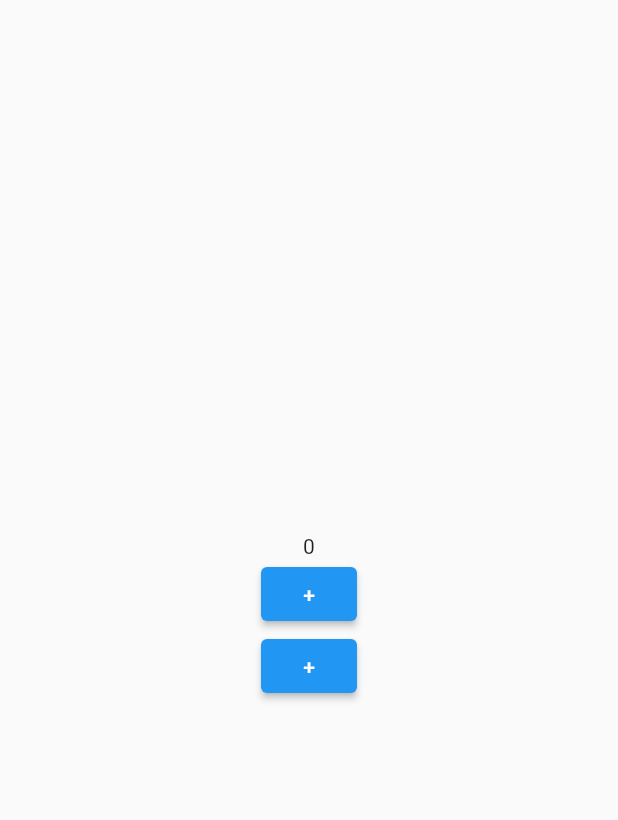
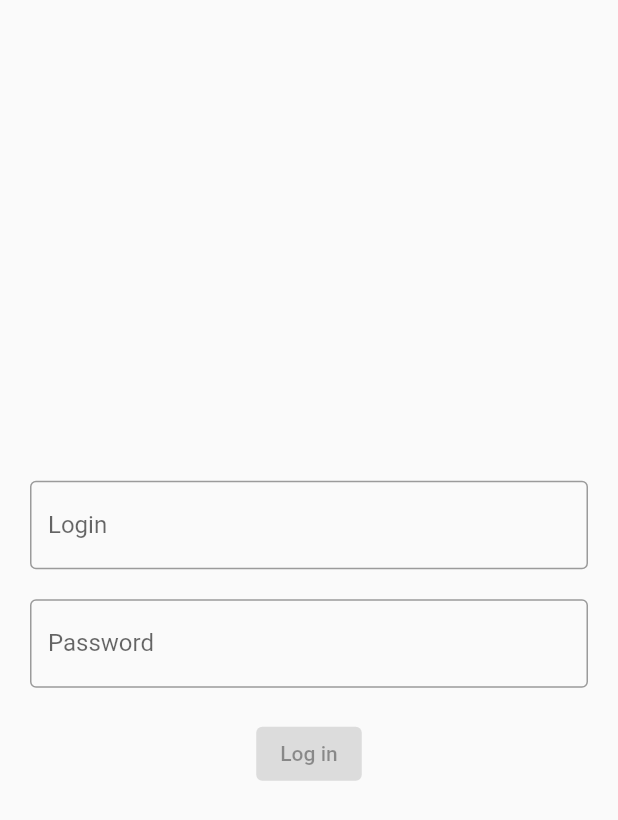
Before and after one commit to jstAga/startFlutter, a Flutter app: the screen it shows after launch, on a phone screen of 412 x 824 dp. Shown: the top 820 px of the screen. Run offline on Flutter 3.47's test engine with Material 2 defaults, Android fonts, the phone set to English and light mode, and no system bars; our stand-ins replace flutter_secure_storage, flutter_slidable, flutter_svg, hive, hive_flutter, shared_preferences and 1 more; accounts and stored records are empty.

Commit message:
mvvmCounter add auth logic, auth ui

```diff
--- a/lib/ui/main_navigation/main_navigation.dart
+++ b/lib/ui/main_navigation/main_navigation.dart
@@ -1,10 +1,10 @@
 import 'package:flutter/material.dart';
-import 'package:provider/provider.dart';
 import 'package:start_flutter/ui/geek_tech/2month/hw6m2/hw6m2.dart';
 import 'package:start_flutter/ui/geek_tech/2month/hw7m2/hw7m2.dart';
 import 'package:start_flutter/ui/geek_tech/5month/love_calculator/data/remote/entity/love_response.dart';
 import 'package:start_flutter/ui/geek_tech/5month/love_calculator/ui/widgets/home/love_home_widget.dart';
 import 'package:start_flutter/ui/geek_tech/5month/love_calculator/ui/widgets/result/love_result_widget.dart';
+import 'package:start_flutter/ui/others/mvvm_counter/ui/screens/mvvm_counter_auth/mvvm_counter_auth_widget.dart';
 import 'package:start_flutter/ui/others/telegram_settings/telegram_settings.dart';
 import 'package:start_flutter/ui/others/the_movie_db/ui/core/bases/base_providers.dart';
 import 'package:start_flutter/ui/others/the_movie_db/ui/widgets/auth/auth_model.dart';
@@ -18,8 +18,6 @@ import 'package:start_flutter/ui/others/todo_list/ui/group_form/group_form_widge
 import 'package:start_flutter/ui/others/todo_list/ui/groups/groups_widget.dart';
 import 'package:start_flutter/ui/others/todo_list/ui/task_from/task_form_widget.dart';
 import 'package:start_flutter/ui/others/todo_list/ui/tasks/tasks_widget.dart';
-import 'package:start_flutter/ui/others/mvvm_counter/ui/mvvm_counter/mvvm_counter_view_model.dart';
-import 'package:start_flutter/ui/others/mvvm_counter/ui/mvvm_counter/mvvm_counter_widget.dart';
 import 'package:start_flutter/ui/others/work_with_hive/ui/work_with_hive_widget.dart';
 
 abstract class MainNavigationRoutesNames {
@@ -86,8 +84,7 @@ class MainNavigation {
     MainNavigationRoutesNames.workWithHttp: (context) =>
         const WorkWithHiveWidget(),
     //workWithHttp
-    MainNavigationRoutesNames.mvvmCounter: (context) => ChangeNotifierProvider(
-        create: (_) => MvvmCounterViewModel(), child: MvvmCounterWidget()),
+    MainNavigationRoutesNames.mvvmCounter: (context) => MvvmCounterAuthWidget.create(),
   };
 
   Route<Object>? onGenerateRoute(RouteSettings settings) {
--- /dev/null
+++ b/lib/ui/others/mvvm_counter/ui/data_providers/auth_api_data_provider/auth_api_provider.dart
@@ -0,0 +1,14 @@
+class AuthApiProvider {
+  Future<String> auth(String login, String password) async {
+    final isSuccess = login == "admin" && password == "admin";
+    if (isSuccess) {
+      return "qweqweqweqweqwljknfsjdk";
+    } else {
+      throw AuthApiProviderIncorrectLoginDataError;
+    }
+  }
+
+  Future<void> logout() async {}
+}
+
+class AuthApiProviderIncorrectLoginDataError {}
--- a/lib/ui/others/mvvm_counter/ui/data_providers/user_data_provider/user_data_provider.dart
+++ b/lib/ui/others/mvvm_counter/ui/data_providers/user_data_provider/user_data_provider.dart
@@ -2,15 +2,15 @@ import 'package:shared_preferences/shared_preferences.dart';
 import 'package:start_flutter/ui/others/mvvm_counter/ui/entity/user/user.dart';
 
 class UserDataProvider {
-  final  pref =SharedPreferences.getInstance();
+  final  _pref =SharedPreferences.getInstance();
   var user = User(age: 0);
 
   Future<User> loadUser() async {
-    final age = (await pref).getInt("val") ?? 0;
+    final age = (await _pref).getInt("val") ?? 0;
     return User(age: age);
   }
 
   Future<void> saveUser(User user) async {
-    (await pref).setInt("val", user.age);
+    (await _pref).setInt("val", user.age);
   }
 }
--- a/lib/ui/others/mvvm_counter/ui/mvvm_counter/mvvm_counter_view_model.dart
+++ b/lib/ui/others/mvvm_counter/ui/screens/mvvm_counter/mvvm_counter_view_model.dart
@@ -1,5 +1,5 @@
 import 'package:flutter/cupertino.dart';
-import 'package:start_flutter/ui/others/mvvm_counter/ui/mvvm_counter/repository/mvvm_counter_repository.dart';
+import 'package:start_flutter/ui/others/mvvm_counter/ui/screens/mvvm_counter/repository/mvvm_counter_repository.dart';
 
 class MvvmCounterViewModelState {
   final String ageTitle;
--- /dev/null
+++ b/lib/ui/others/mvvm_counter/ui/screens/mvvm_counter_auth/mvvm_counter_auth_repository/mvvm_counter_auth_repository.dart
@@ -0,0 +1,21 @@
+import 'package:start_flutter/ui/others/mvvm_counter/ui/data_providers/auth_api_data_provider/auth_api_provider.dart';
+import 'package:start_flutter/ui/others/mvvm_counter/ui/data_providers/session_data_provider/session_data_provider.dart';
+
+class MvvmCounterAuthRepository {
+  final _sessionDataProvider = SessionDataProvider();
+  final _authApiProvider = AuthApiProvider();
+
+  Future<bool> checkAuth() async {
+    final apiKey = await _sessionDataProvider.apiKey();
+    return apiKey != null;
+  }
+
+  Future<void> auth(String login, String password) async {
+    final apiKey = await _authApiProvider.auth(login, password);
+    await _sessionDataProvider.saveApiKey(apiKey);
+  }
+
+  Future<void> logout() async {
+    await _sessionDataProvider.clearApiKey();
+  }
+}
--- /dev/null
+++ b/lib/ui/others/mvvm_counter/ui/screens/mvvm_counter_auth/mvvm_counter_auth_view_model.dart
@@ -0,0 +1,68 @@
+import 'package:flutter/material.dart';
+import 'package:start_flutter/ui/others/mvvm_counter/ui/data_providers/auth_api_data_provider/auth_api_provider.dart';
+import 'package:start_flutter/ui/others/mvvm_counter/ui/screens/mvvm_counter_auth/mvvm_counter_auth_repository/mvvm_counter_auth_repository.dart';
+
+enum MvvmCounterAuthButtonState { canSubmit, authInProcess, disabled }
+
+class MvvmCounterAuthViewModelState {
+  final String authErrorTitle;
+  final String login;
+  final String password;
+  final MvvmCounterAuthButtonState authButtonState;
+
+  MvvmCounterAuthViewModelState({
+    this.authErrorTitle = "",
+    this.login = "",
+    this.password = "",
+    this.authButtonState = MvvmCounterAuthButtonState.disabled,
+  });
+
+  MvvmCounterAuthViewModelState copyWith({
+    String? authErrorTitle,
+    String? login,
+    String? password,
+    MvvmCounterAuthButtonState? authButtonState,
+    bool? isAuthInProcess,
+  }) {
+    return MvvmCounterAuthViewModelState(
+      authErrorTitle: authErrorTitle ?? this.authErrorTitle,
+      login: login ?? this.login,
+      password: password ?? this.password,
+      authButtonState: authButtonState ?? this.authButtonState,
+    );
+  }
+}
+
+class MvvmCounterAuthViewModel extends ChangeNotifier {
+  final repository = MvvmCounterAuthRepository();
+  var _state = MvvmCounterAuthViewModelState();
+
+  MvvmCounterAuthViewModelState get state => _state;
+
+  void changeLogin(String value) {
+    if (_state.login == value) return;
+    _state.copyWith(login: value);
+    notifyListeners();
+  }
+
+  void changePassword(String value) {
+    if (_state.password == value) return;
+    _state.copyWith(password: value);
+    notifyListeners();
+  }
+
+  Future<void> onAuthButtonPressed() async {
+    final login = _state.login;
+    final password = _state.password;
+    if (login.isEmpty || password.isEmpty) return;
+    try {
+      await repository.auth(login, password);
+    } on AuthApiProviderIncorrectLoginDataError {
+      _state = _state.copyWith(authErrorTitle: "Incorrect login or password");
+    } catch (e) {
+      _state = _state.copyWith(authErrorTitle: "Unknown error");
+    } finally {
+      notifyListeners();
+    }
+  }
+}
--- /dev/null
+++ b/lib/ui/others/mvvm_counter/ui/screens/mvvm_counter_auth/mvvm_counter_auth_widget.dart
@@ -0,0 +1,93 @@
+import 'package:flutter/material.dart';
+import 'package:provider/provider.dart';
+import 'package:start_flutter/ui/others/mvvm_counter/ui/screens/mvvm_counter_auth/mvvm_counter_auth_view_model.dart';
+
+class MvvmCounterAuthWidget extends StatelessWidget {
+  const MvvmCounterAuthWidget({super.key});
+
+  static Widget create() {
+    return ChangeNotifierProvider(
+        create: (_) => MvvmCounterAuthViewModel(),
+        child: const MvvmCounterAuthWidget());
+  }
+
+  @override
+  Widget build(BuildContext context) {
+    return const Scaffold(
+      body: SafeArea(
+          child: Padding(
+        padding: EdgeInsets.all(20),
+        child: Center(
+          child: Column(
+            mainAxisAlignment: MainAxisAlignment.center,
+            children: [
+              _ErrorTitle(),
+              _Login(),
+              SizedBox(height: 20),
+              _Password(),
+              SizedBox(height: 20),
+              _AuthButton(),
+            ],
+          ),
+        ),
+      )),
+    );
+  }
+}
+
+class _AuthButton extends StatelessWidget {
+  const _AuthButton();
+
+  @override
+  Widget build(BuildContext context) {
+    final viewModel = context.read<MvvmCounterAuthViewModel>();
+    final authButtonState = context.select(
+        (MvvmCounterAuthViewModel value) => value.state.authButtonState);
+    final onPressed = authButtonState == MvvmCounterAuthButtonState.canSubmit
+        ? viewModel.onAuthButtonPressed
+        : null;
+    final child = authButtonState == MvvmCounterAuthButtonState.authInProcess
+        ? const CircularProgressIndicator()
+        : const Text("Log in");
+    return ElevatedButton(onPressed: onPressed, child: child);
+  }
+}
+
+class _ErrorTitle extends StatelessWidget {
+  const _ErrorTitle();
+
+  @override
+  Widget build(BuildContext context) {
+    final authErrorTitle = context
+        .select((MvvmCounterAuthViewModel value) => value.state.authErrorTitle);
+    return Text(authErrorTitle,
+        style: const TextStyle(color: Colors.red, fontSize: 20));
+  }
+}
+
+class _Password extends StatelessWidget {
+  const _Password();
+  @override
+  Widget build(BuildContext context) {
+    final viewModel = context.read<MvvmCounterAuthViewModel>();
+    return TextField(
+      decoration: const InputDecoration(
+          label: Text("Password"), border: OutlineInputBorder()),
+      onChanged: viewModel.changePassword,
+    );
+  }
+}
+
+class _Login extends StatelessWidget {
+  const _Login();
+
+  @override
+  Widget build(BuildContext context) {
+    final viewModel = context.read<MvvmCounterAuthViewModel>();
+    return TextField(
+      decoration: const InputDecoration(
+          label: Text("Login"), border: OutlineInputBorder()),
+      onChanged: viewModel.changeLogin,
+    );
+  }
+}
```
Also changed, not shown: lib/ui/others/mvvm_counter/ui/data_providers/session_data_provider/session_data_provider.dart (added, +21 -0 lines), lib/ui/others/mvvm_counter/ui/screens/mvvm_counter/mvvm_counter_widget.dart (renamed from lib/ui/others/mvvm_counter/ui/mvvm_counter/mvvm_counter_widget.dart, +6 -1 lines), lib/ui/others/mvvm_counter/ui/screens/mvvm_counter/repository/mvvm_counter_repository.dart (renamed from lib/ui/others/mvvm_counter/ui/mvvm_counter/repository/mvvm_counter_repository.dart).
